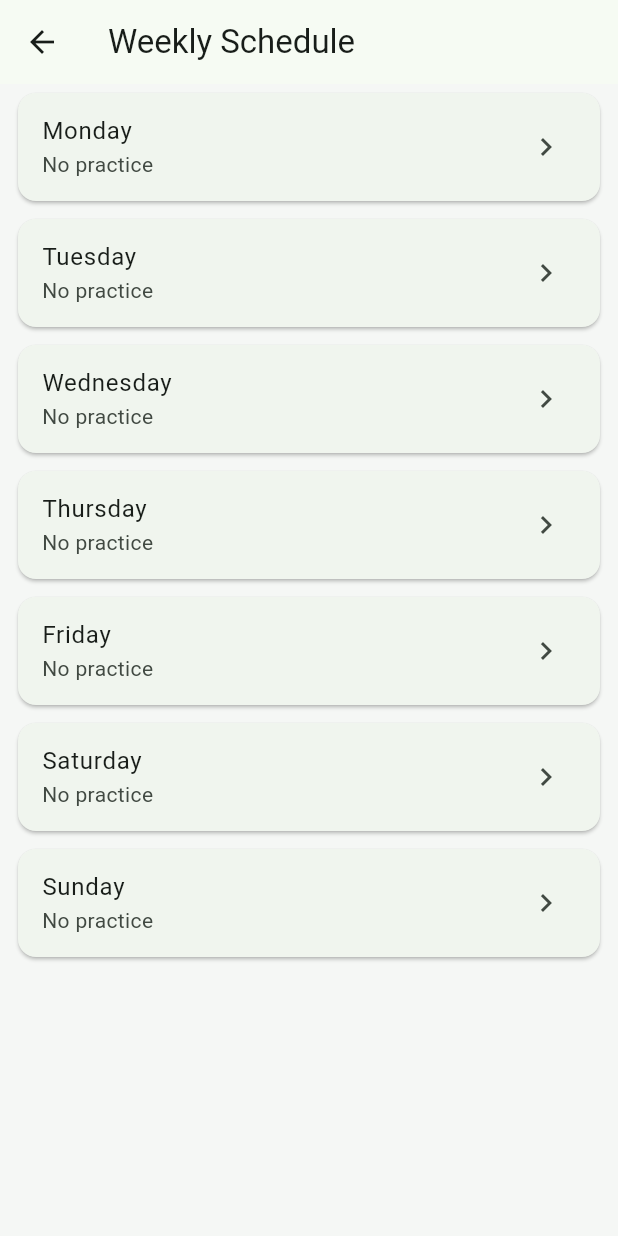
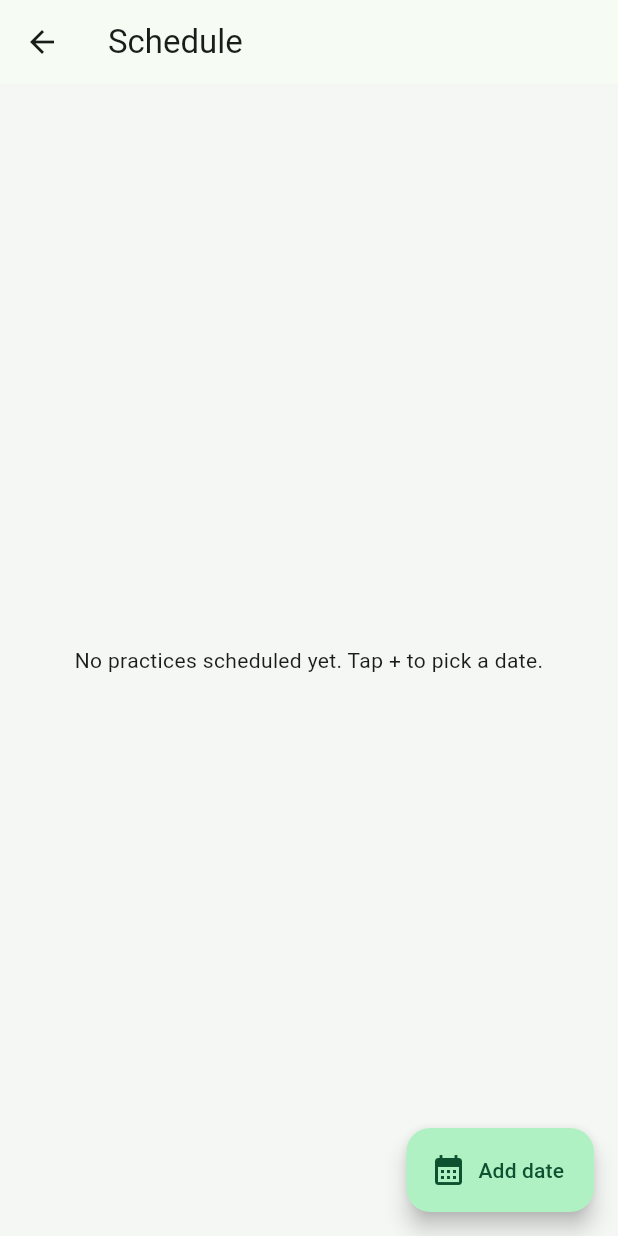
Before and after one commit to Surafel/soccer_coach_planner, a Flutter app: the ScheduleScreen screen opened directly with empty values, on a phone screen of 412 x 824 dp. Run offline on Flutter 3.47's test engine with Material 3 defaults, Android fonts, the phone set to English and light mode, and no system bars; our stand-ins replace shared_preferences, web, webview_flutter; missing offline and left inert: dart:ui_web; accounts and stored records are empty.

Commit message:
Switch schedule to calendar dates instead of days of the week
Coaches now pick specific calendar dates from a date picker rather than
recurring weekdays, and the schedule/today screens show each entry as a
date with its assigned session. The auto-assignment pause/resume logic
now checks the last auto-assigned date's entry (instead of the Saturday
slot) to detect coach overrides, so it still works the same way. Old
day-of-week schedule data isn't migrated since it doesn't map to
specific dates.

Also fixes the Today screen not refreshing after editing a schedule
from its own "Edit schedule"/"Full Schedule" buttons.

Co-Authored-By: Claude Sonnet 5 <noreply@anthropic.com>

```diff
--- /dev/null
+++ b/lib/models/schedule.dart
@@ -0,0 +1,32 @@
+/// Maps specific calendar dates (ISO yyyy-MM-dd) to an assigned Session id.
+/// Unlike a recurring weekly template, only dates a coach has actually put
+/// on the calendar appear here — there's no implicit repetition.
+class Schedule {
+  final Map<String, String> assignments; // isoDate -> sessionId
+
+  const Schedule(this.assignments);
+
+  factory Schedule.empty() => const Schedule({});
+
+  factory Schedule.fromJson(Map<String, dynamic> json) => Schedule(
+        json.map((date, sessionId) => MapEntry(date, sessionId as String)),
+      );
+
+  Map<String, dynamic> toJson() => assignments;
+
+  String? sessionIdFor(String date) => assignments[date];
+
+  /// Returns null to clear that date off the schedule entirely.
+  Schedule copyWithAssignment(String date, String? sessionId) {
+    final updated = Map<String, String>.from(assignments);
+    if (sessionId == null) {
+      updated.remove(date);
+    } else {
+      updated[date] = sessionId;
+    }
+    return Schedule(updated);
+  }
+
+  /// Scheduled dates in chronological order.
+  List<String> get sortedDates => assignments.keys.toList()..sort();
+}
--- a/lib/models/weekly_schedule.dart
+++ /dev/null
@@ -1,25 +0,0 @@
-enum DayOfWeek { monday, tuesday, wednesday, thursday, friday, saturday, sunday }
-
-/// Maps each day of the week to an optional saved Session id.
-/// A null value means "no practice" (rest day).
-class WeeklySchedule {
-  final Map<DayOfWeek, String?> assignments;
-
-  const WeeklySchedule(this.assignments);
-
-  factory WeeklySchedule.empty() =>
-      WeeklySchedule({for (final d in DayOfWeek.values) d: null});
-
-  factory WeeklySchedule.fromJson(Map<String, dynamic> json) => WeeklySchedule({
-        for (final d in DayOfWeek.values) d: json[d.name] as String?,
-      });
-
-  Map<String, dynamic> toJson() => {
-        for (final entry in assignments.entries) entry.key.name: entry.value,
-      };
-
-  WeeklySchedule copyWithAssignment(DayOfWeek day, String? sessionId) =>
-      WeeklySchedule({...assignments, day: sessionId});
-
-  String? sessionIdFor(DayOfWeek day) => assignments[day];
-}
--- a/lib/screens/root_screen.dart
+++ b/lib/screens/root_screen.dart
@@ -110,6 +110,7 @@ class _RootScreenState extends State<RootScreen> {
         playerRepository: _playerRepository,
         attendanceRepository: _attendanceRepository,
         onGoToRosters: () => setState(() => _tabIndex = 3),
+        onChanged: _refresh,
       ),
       LibraryScreen(drillRepository: _drillRepository, onChanged: _refresh),
       SessionsScreen(
--- a/lib/screens/roster_detail_screen.dart
+++ b/lib/screens/roster_detail_screen.dart
@@ -234,7 +234,7 @@ class _RosterDetailScreenState extends State<RosterDetailScreen> {
                   child: OutlinedButton.icon(
                     onPressed: _openSchedule,
                     icon: const Icon(Icons.calendar_month),
-                    label: const Text('Weekly Schedule'),
+                    label: const Text('Schedule'),
                   ),
                 ),
                 const SizedBox(width: 8),
--- a/lib/screens/schedule_screen.dart
+++ b/lib/screens/schedule_screen.dart
@@ -1,9 +1,9 @@
 import 'package:flutter/material.dart';
 
-import '../models/weekly_schedule.dart';
+import '../models/attendance_record.dart';
 import '../services/schedule_repository.dart';
 import '../services/session_repository.dart';
-import '../widgets/day_schedule_tile.dart';
+import '../widgets/schedule_entry_tile.dart';
 
 class ScheduleScreen extends StatefulWidget {
   final String rosterId;
@@ -24,9 +24,9 @@ class ScheduleScreen extends StatefulWidget {
 }
 
 class _ScheduleScreenState extends State<ScheduleScreen> {
-  Future<void> _pickSession(DayOfWeek day) async {
+  Future<String?> _pickSession() {
     final sessions = widget.sessionRepository.sessions;
-    final selected = await showModalBottomSheet<String?>(
+    return showModalBottomSheet<String?>(
       context: context,
       builder: (context) => SafeArea(
         child: Column(
@@ -51,27 +51,63 @@ class _ScheduleScreenState extends State<ScheduleScreen> {
         ),
       ),
     );
-    await widget.scheduleRepository.assignSession(widget.rosterId, day, selected);
+  }
+
+  Future<void> _assignDate(String date) async {
+    final selected = await _pickSession();
+    await widget.scheduleRepository.assignSession(widget.rosterId, date, selected);
     setState(() {});
     widget.onChanged();
+  }
+
+  Future<void> _removeDate(String date) async {
+    await widget.scheduleRepository.assignSession(widget.rosterId, date, null);
+    setState(() {});
+    widget.onChanged();
+  }
+
+  Future<void> _addToSchedule() async {
+    final now = DateTime.now();
+    final picked = await showDatePicker(
+      context: context,
+      initialDate: now,
+      firstDate: DateTime(now.year - 1),
+      lastDate: DateTime(now.year + 2),
+    );
+    if (picked == null || !mounted) return;
+    await _assignDate(AttendanceRecord.isoDate(picked));
   }
 
   @override
   Widget build(BuildContext context) {
     final schedule = widget.scheduleRepository.scheduleFor(widget.rosterId);
+    final dates = schedule.sortedDates;
     return Scaffold(
-      appBar: AppBar(title: const Text('Weekly Schedule')),
-      body: ListView(
-        children: [
-          for (final day in DayOfWeek.values)
-            DayScheduleTile(
-              day: day,
-              assignedSession: schedule.sessionIdFor(day) == null
-                  ? null
-                  : widget.sessionRepository.byId(schedule.sessionIdFor(day)!),
-              onTap: () => _pickSession(day),
+      appBar: AppBar(title: const Text('Schedule')),
+      body: dates.isEmpty
+          ? const Center(
+              child: Text(
+                'No practices scheduled yet. Tap + to pick a date.',
+                textAlign: TextAlign.center,
+              ),
+            )
+          : ListView(
+              children: [
+                for (final date in dates)
+                  ScheduleEntryTile(
+                    date: date,
+                    assignedSession: schedule.sessionIdFor(date) == null
+                        ? null
+                        : widget.sessionRepository.byId(schedule.sessionIdFor(date)!),
+                    onTap: () => _assignDate(date),
+                    onRemove: () => _removeDate(date),
+                  ),
+              ],
             ),
-        ],
+      floatingActionButton: FloatingActionButton.extended(
+        onPressed: _addToSchedule,
+        icon: const Icon(Icons.calendar_month),
+        label: const Text('Add date'),
       ),
     );
   }
--- a/lib/services/schedule_repository.dart
+++ b/lib/services/schedule_repository.dart
@@ -1,44 +1,29 @@
 import 'dart:convert';
 import 'package:shared_preferences/shared_preferences.dart';
 
-import '../models/roster.dart';
-import '../models/weekly_schedule.dart';
+import '../models/schedule.dart';
 
-const _schedulesKey = 'weekly_schedules_v2';
-// Pre-multi-roster storage: a single WeeklySchedule with no roster key at
-// all. Migrated into the legacy roster's slot the first time this loads.
-const _legacyScheduleKey = 'weekly_schedule_v1';
+const _schedulesKey = 'schedules_v3';
 
 class ScheduleRepository {
-  Map<String, WeeklySchedule> _schedules = {};
+  Map<String, Schedule> _schedules = {};
   SharedPreferences? _prefs;
 
-  WeeklySchedule scheduleFor(String rosterId) =>
-      _schedules[rosterId] ?? WeeklySchedule.empty();
+  Schedule scheduleFor(String rosterId) => _schedules[rosterId] ?? Schedule.empty();
 
   Future<void> load() async {
     final prefs = await SharedPreferences.getInstance();
     _prefs = prefs;
     final raw = prefs.getString(_schedulesKey);
-    if (raw != null) {
-      final data = jsonDecode(raw) as Map<String, dynamic>;
-      _schedules = data.map(
-        (rosterId, json) =>
-            MapEntry(rosterId, WeeklySchedule.fromJson(json as Map<String, dynamic>)),
-      );
-      return;
-    }
-    final legacyRaw = prefs.getString(_legacyScheduleKey);
-    if (legacyRaw != null) {
-      _schedules = {
-        legacyRosterId: WeeklySchedule.fromJson(jsonDecode(legacyRaw) as Map<String, dynamic>),
-      };
-      await _persist();
-    }
+    if (raw == null) return;
+    final data = jsonDecode(raw) as Map<String, dynamic>;
+    _schedules = data.map(
+      (rosterId, json) => MapEntry(rosterId, Schedule.fromJson(json as Map<String, dynamic>)),
+    );
   }
 
-  Future<void> assignSession(String rosterId, DayOfWeek day, String? sessionId) async {
-    final updated = scheduleFor(rosterId).copyWithAssignment(day, sessionId);
+  Future<void> assignSession(String rosterId, String date, String? sessionId) async {
+    final updated = scheduleFor(rosterId).copyWithAssignment(date, sessionId);
     _schedules = {..._schedules, rosterId: updated};
     await _persist();
   }
@@ -48,15 +33,15 @@ class ScheduleRepository {
     await _persist();
   }
 
-  /// Clears any day, on any roster, currently assigned to [sessionId] (e.g.
+  /// Clears any date, on any roster, currently assigned to [sessionId] (e.g.
   /// after that session is deleted) so no schedule ever points at a
   /// dangling id.
   Future<void> clearSession(String sessionId) async {
     _schedules = _schedules.map((rosterId, schedule) {
       var updated = schedule;
-      for (final day in DayOfWeek.values) {
-        if (updated.sessionIdFor(day) == sessionId) {
-          updated = updated.copyWithAssignment(day, null);
+      for (final date in schedule.assignments.keys.toList()) {
+        if (updated.sessionIdFor(date) == sessionId) {
+          updated = updated.copyWithAssignment(date, null);
         }
       }
       return MapEntry(rosterId, updated);
--- a/lib/widgets/day_schedule_tile.dart
+++ /dev/null
@@ -1,43 +0,0 @@
-import 'package:flutter/material.dart';
-
-import '../models/session.dart';
-import '../models/weekly_schedule.dart';
-
-String _dayLabel(DayOfWeek day) {
-  const labels = {
-    DayOfWeek.monday: 'Monday',
-    DayOfWeek.tuesday: 'Tuesday',
-    DayOfWeek.wednesday: 'Wednesday',
-    DayOfWeek.thursday: 'Thursday',
-    DayOfWeek.friday: 'Friday',
-    DayOfWeek.saturday: 'Saturday',
-    DayOfWeek.sunday: 'Sunday',
-  };
-  return labels[day]!;
-}
-
-class DayScheduleTile extends StatelessWidget {
-  final DayOfWeek day;
-  final Session? assignedSession;
-  final VoidCallback onTap;
-
-  const DayScheduleTile({
-    super.key,
-    required this.day,
-    required this.assignedSession,
-    required this.onTap,
-  });
-
-  @override
-  Widget build(BuildContext context) {
-    return Card(
-      margin: const EdgeInsets.symmetric(horizontal: 12, vertical: 6),
-      child: ListTile(
-        onTap: onTap,
-        title: Text(_dayLabel(day)),
-        subtitle: Text(assignedSession?.name ?? 'No practice'),
-        trailing: const Icon(Icons.chevron_right),
-      ),
-    );
-  }
-}
--- /dev/null
+++ b/lib/widgets/schedule_entry_tile.dart
@@ -0,0 +1,48 @@
+import 'package:flutter/material.dart';
+
+import '../models/session.dart';
+
+const _weekdayNames = ['Mon', 'Tue', 'Wed', 'Thu', 'Fri', 'Sat', 'Sun'];
+const _monthNames = [
+  'Jan', 'Feb', 'Mar', 'Apr', 'May', 'Jun',
+  'Jul', 'Aug', 'Sep', 'Oct', 'Nov', 'Dec',
+];
+
+/// Formats an ISO yyyy-MM-dd date as e.g. "Sat, Sep 27, 2026".
+String formatScheduleDate(String isoDate) {
+  final date = DateTime.parse(isoDate);
+  final weekday = _weekdayNames[date.weekday - 1];
+  final month = _monthNames[date.month - 1];
+  return '$weekday, $month ${date.day}, ${date.year}';
+}
+
+class ScheduleEntryTile extends StatelessWidget {
+  final String date;
+  final Session? assignedSession;
+  final VoidCallback onTap;
+  final VoidCallback onRemove;
+
+  const ScheduleEntryTile({
+    super.key,
+    required this.date,
+    required this.assignedSession,
+    required this.onTap,
+    required this.onRemove,
+  });
+
+  @override
+  Widget build(BuildContext context) {
+    return Card(
+      margin: const EdgeInsets.symmetric(horizontal: 12, vertical: 6),
+      child: ListTile(
+        onTap: onTap,
+        title: Text(formatScheduleDate(date)),
+        subtitle: Text(assignedSession?.name ?? 'No practice'),
+        trailing: IconButton(
+          icon: const Icon(Icons.delete_outline),
+          onPressed: onRemove,
+        ),
+      ),
+    );
+  }
+}
```
Also changed, not shown: lib/screens/today_screen.dart (+9 -10 lines), lib/services/season_auto_assign.dart (+9 -8 lines), 1 other file.
